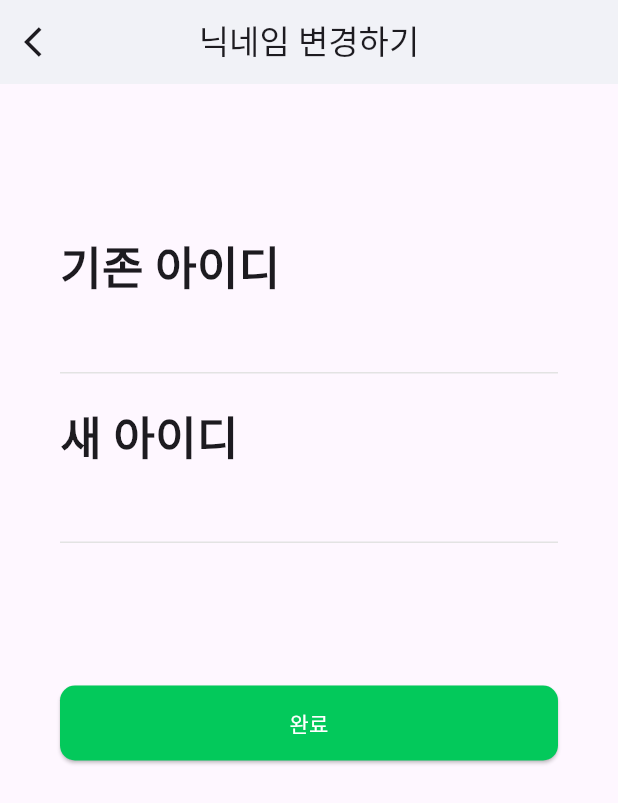
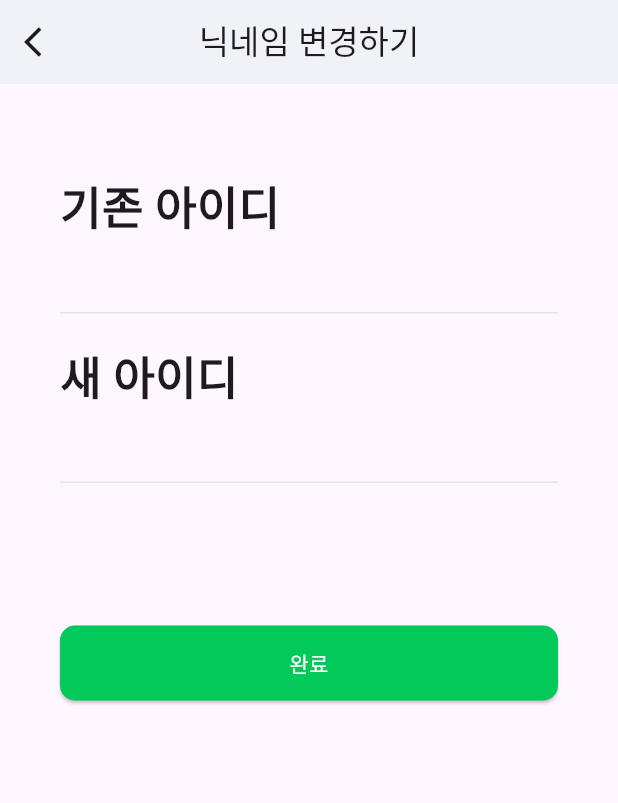
Before and after one commit to kimnambin/banergy, a Flutter app: the ChangeNick screen opened directly, on a phone screen of 412 x 824 dp. Shown: the top 803 px of the screen. Run offline on Flutter 3.47's test engine with Material 3 defaults, Android fonts, the phone set to English and light mode, and no system bars; our stand-ins replace beamer, carousel_slider, flutter_dotenv, image_picker, permission_handler, photo_view and 1 more; missing offline and left inert: qr_bar_code_scanner_dialog; accounts and stored records are empty; network calls fail.

```diff
--- a/lib/mypage/mypage_ChangeNick.dart
+++ b/lib/mypage/mypage_ChangeNick.dart
@@ -61,7 +61,6 @@ class _ChangeNickState extends State<ChangeNick>
               crossAxisAlignment: CrossAxisAlignment.center,
               children: [
                 const SizedBox(height: 20),
-                const SizedBox(height: 40),
                 const InputField(
                   label: '기존 아이디',
                   //controller: _usernameController,
--- a/lib/mypage/mypage_changeidpw.dart
+++ b/lib/mypage/mypage_changeidpw.dart
@@ -180,6 +180,7 @@ class _ChangeidpwState extends State<Changeidpw> {
                 crossAxisAlignment: CrossAxisAlignment.center,
                 children: [
                   const SizedBox(height: 40),
+                  const SizedBox(height: 20),
                   Column(
                     crossAxisAlignment: CrossAxisAlignment.start,
                     children: [
```
Also changed, not shown: lib/product/product_detail.dart (+4 -4 lines), 1 other file.
